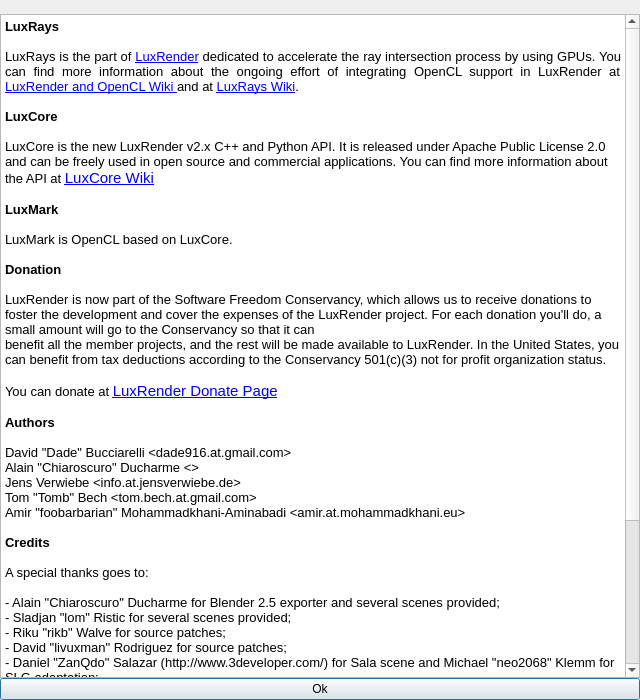
Before: the Qt Designer form src/aboutdialog.ui in LuxCoreRender/LuxMark, drawn with Qt 5.
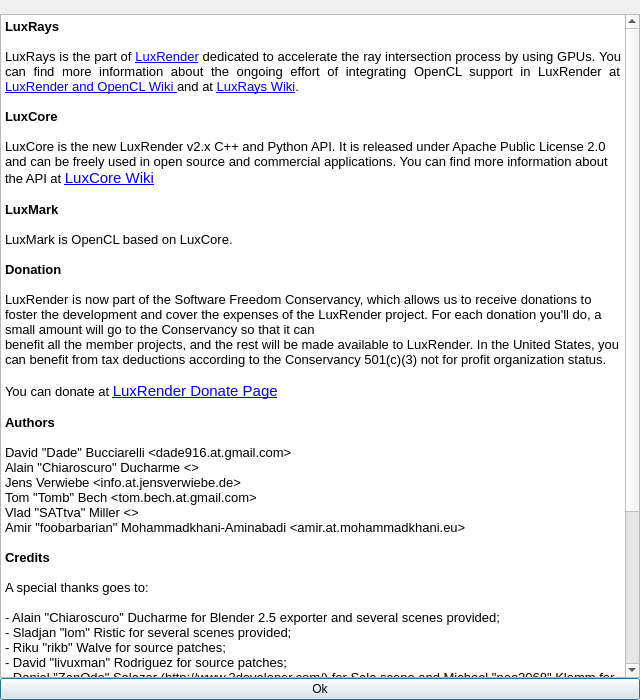
After: the same form once the commit is applied. Icons and pictures are not drawn.

Diff of the .ui file:
```diff
--- a/src/aboutdialog.ui
+++ b/src/aboutdialog.ui
@@ -93,6 +93,7 @@
 &lt;p style=&quot; margin-top:0px; margin-bottom:0px; margin-left:0px; margin-right:0px; -qt-block-indent:0; text-indent:0px;&quot;&gt;&lt;span style=&quot; font-family:'Sans'; font-size:10pt;&quot;&gt;Alain &amp;quot;Chiaroscuro&amp;quot; Ducharme &amp;lt;&amp;gt;&lt;/span&gt;&lt;/p&gt;
 &lt;p style=&quot; margin-top:0px; margin-bottom:0px; margin-left:0px; margin-right:0px; -qt-block-indent:0; text-indent:0px;&quot;&gt;&lt;span style=&quot; font-family:'Sans'; font-size:10pt;&quot;&gt;Jens Verwiebe &amp;lt;info.at.jensverwiebe.de&amp;gt;&lt;/span&gt;&lt;/p&gt;
 &lt;p style=&quot; margin-top:0px; margin-bottom:0px; margin-left:0px; margin-right:0px; -qt-block-indent:0; text-indent:0px;&quot;&gt;&lt;span style=&quot; font-family:'Sans'; font-size:10pt;&quot;&gt;Tom &amp;quot;Tomb&amp;quot; Bech &amp;lt;tom.bech.at.gmail.com&amp;gt;&lt;/span&gt;&lt;/p&gt;
+&lt;p style=&quot; margin-top:0px; margin-bottom:0px; margin-left:0px; margin-right:0px; -qt-block-indent:0; text-indent:0px;&quot;&gt;&lt;span style=&quot; font-family:'Sans'; font-size:10pt;&quot;&gt;Vlad &amp;quot;SATtva&amp;quot; Miller &amp;lt;&amp;gt;&lt;/span&gt;&lt;/p&gt;
 &lt;p style=&quot; margin-top:0px; margin-bottom:0px; margin-left:0px; margin-right:0px; -qt-block-indent:0; text-indent:0px;&quot;&gt;&lt;span style=&quot; font-family:'Sans'; font-size:10pt;&quot;&gt;Amir &amp;quot;foobarbarian&amp;quot; Mohammadkhani-Aminabadi &amp;lt;amir.at.mohammadkhani.eu&amp;gt;&lt;/span&gt;&lt;/p&gt;
 &lt;p style=&quot;-qt-paragraph-type:empty; margin-top:0px; margin-bottom:0px; margin-left:0px; margin-right:0px; -qt-block-indent:0; text-indent:0px; font-family:'Sans'; font-size:10pt;&quot;&gt;&lt;br /&gt;&lt;/p&gt;
 &lt;p style=&quot; margin-top:0px; margin-bottom:0px; margin-left:0px; margin-right:0px; -qt-block-indent:0; text-indent:0px;&quot;&gt;&lt;span style=&quot; font-family:'Sans'; font-size:10pt; font-weight:600;&quot;&gt;Credits&lt;/span&gt;&lt;/p&gt;
```
